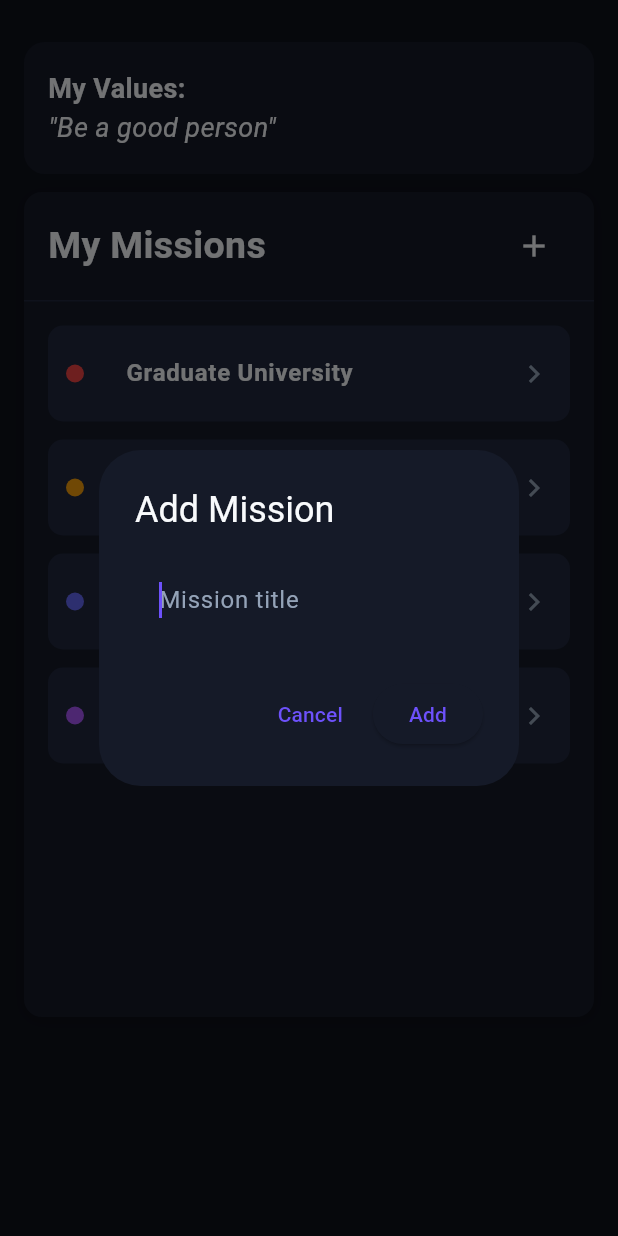
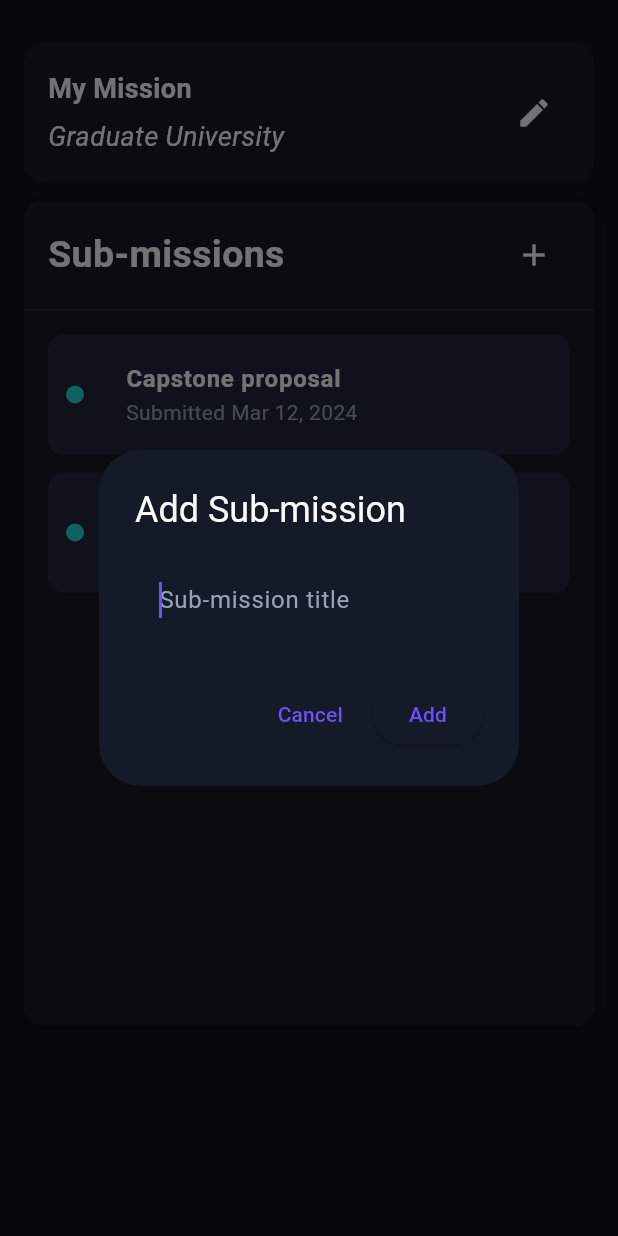
Before and after one commit to koixos/oop-mobile-frontend, a Flutter app: the MissionsListPage screen opened directly, after a tap on the "add" icon, on a phone screen of 412 x 824 dp. Run offline on Flutter 3.47's test engine with Material 3 defaults, Android fonts, the phone set to English and light mode, and no system bars; our stand-ins replace fluttertoast, shared_preferences, speech_to_text; accounts and stored records are empty.

Commit message:
accept one mission only

```diff
--- a/lib/app/main_shell.dart
+++ b/lib/app/main_shell.dart
@@ -78,7 +78,10 @@ class _MainShellState extends State<MainShell> {
               mainAxisAlignment: MainAxisAlignment.spaceAround,
               children: [
                 _navItem(icon: Icons.home, itemIndex: 0), // dashboard
-                _navItem(icon: Icons.flag, itemIndex: 1), // missions
+                _navItem(
+                  icon: Icons.track_changes_rounded,
+                  itemIndex: 1,
+                ), // missions
                 _navItem(icon: Icons.calendar_month, itemIndex: 2), // calendar
                 _navItem(icon: Icons.insights, itemIndex: 3), // insights
                 _navItem(icon: Icons.archive, itemIndex: 4), // archive
--- a/lib/views/missions/missions_list_page.dart
+++ b/lib/views/missions/missions_list_page.dart
@@ -11,11 +11,8 @@ class MissionsListPage extends StatefulWidget {
 }
 
 class _MissionsListPageState extends State<MissionsListPage> {
-  final List<Map<String, Object>> _missions = [
-    {
-      'title': "Graduate University",
-      'color': const Color(AppColors.danger),
-      'submissions': [
+  String _missionTitle = "Graduate University";
+  final List<MissionSubmission> _submissions = [
     MissionSubmission(
       title: "Capstone proposal",
       subtitle: "Submitted Mar 12, 2024",
@@ -24,42 +21,6 @@ class _MissionsListPageState extends State<MissionsListPage> {
       title: "Pass Algo class",
       subtitle: "Submitted Apr 02, 2024",
     ),
-      ],
-    },
-    {
-      'title': "Find a Job",
-      'color': const Color(AppColors.warning),
-      'submissions': [
-        MissionSubmission(
-          title: "Apply to jobs",
-          subtitle: "Submitted Feb 21, 2024",
-        ),
-      ],
-    },
-    {
-      'title': "Improve Coding Skills",
-      'color': const Color(AppColors.secondaryIndigoLight),
-      'submissions': [
-        MissionSubmission(
-          title: "Practice Algorithms",
-          subtitle: "Submitted Mar 29, 2024",
-        ),
-        MissionSubmission(
-          title: "Learn Flutter and Dart",
-          subtitle: "Submitted Apr 06, 2024",
-        ),
-      ],
-    },
-    {
-      'title': "Improve Health",
-      'color': const Color(AppColors.accentPurple),
-      'submissions': [
-        MissionSubmission(
-          title: "Meal prep log",
-          subtitle: "Submitted Mar 18, 2024",
-        ),
-      ],
-    },
   ];
 
   @override
@@ -76,8 +37,27 @@ class _MissionsListPageState extends State<MissionsListPage> {
     setState(() {});
   }
 
-  Future<void> _showAddMissionDialog() async {
-    final controller = TextEditingController();
+  String _formatSubmissionDate(DateTime value) {
+    const months = [
+      "Jan",
+      "Feb",
+      "Mar",
+      "Apr",
+      "May",
+      "Jun",
+      "Jul",
+      "Aug",
+      "Sep",
+      "Oct",
+      "Nov",
+      "Dec",
+    ];
+    final month = months[value.month - 1];
+    return "$month ${value.day.toString().padLeft(2, "0")}, ${value.year}";
+  }
+
+  Future<void> _showEditMissionDialog() async {
+    final controller = TextEditingController(text: _missionTitle);
 
     final result = await showDialog<String>(
       context: context,
@@ -85,7 +65,7 @@ class _MissionsListPageState extends State<MissionsListPage> {
         return AlertDialog(
           backgroundColor: const Color(AppColors.surface),
           title: const Text(
-            'Add Mission',
+            'Set Mission',
             style: TextStyle(color: Color(AppColors.textMain)),
           ),
           content: TextField(
@@ -94,7 +74,60 @@ class _MissionsListPageState extends State<MissionsListPage> {
             textInputAction: TextInputAction.done,
             style: const TextStyle(color: Color(AppColors.textMain)),
             decoration: const InputDecoration(
-              hintText: 'Mission title',
+              hintText: 'Write your mission',
+              hintStyle: TextStyle(color: Color(AppColors.textMuted)),
+            ),
+            onSubmitted: (_) => Navigator.of(context).pop(controller.text),
+          ),
+          actions: [
+            TextButton(
+              onPressed: () => Navigator.of(context).pop(),
+              child: const Text('Cancel'),
+            ),
+            ElevatedButton(
+              onPressed: () => Navigator.of(context).pop(controller.text),
+              child: const Text('Save'),
+            ),
+          ],
+        );
+      },
+    );
+
+    final title = result?.trim();
+    if (title == null || title.isEmpty) {
+      return;
+    }
+
+    setState(() {
+      _missionTitle = title;
+    });
+  }
+
+  Future<void> _showAddSubmissionDialog() async {
+    if (_missionTitle.trim().isEmpty) {
+      await _showEditMissionDialog();
+      if (_missionTitle.trim().isEmpty) {
+        return;
+      }
+    }
+
+    final controller = TextEditingController();
+    final result = await showDialog<String>(
+      context: context,
+      builder: (context) {
+        return AlertDialog(
+          backgroundColor: const Color(AppColors.surface),
+          title: const Text(
+            'Add Sub-mission',
+            style: TextStyle(color: Color(AppColors.textMain)),
+          ),
+          content: TextField(
+            controller: controller,
+            autofocus: true,
+            textInputAction: TextInputAction.done,
+            style: const TextStyle(color: Color(AppColors.textMain)),
+            decoration: const InputDecoration(
+              hintText: 'Sub-mission title',
               hintStyle: TextStyle(color: Color(AppColors.textMuted)),
             ),
             onSubmitted: (_) => Navigator.of(context).pop(controller.text),
@@ -119,52 +152,63 @@ class _MissionsListPageState extends State<MissionsListPage> {
     }
 
     setState(() {
-      _missions.add({
-        'title': title,
-        'color': const Color(AppColors.tagCyan),
-        'submissions': <MissionSubmission>[],
-      });
+      _submissions.insert(
+        0,
+        MissionSubmission(
+          title: title,
+          subtitle: "Submitted ${_formatSubmissionDate(DateTime.now())}",
+        ),
+      );
     });
   }
 
-  Widget _buildValueHeader() {
+  Widget _buildMissionHeader() {
+    final hasMission = _missionTitle.trim().isNotEmpty;
+
     return Container(
       padding: const EdgeInsets.symmetric(horizontal: 16, vertical: 18),
       decoration: BoxDecoration(
         color: const Color(AppColors.surface),
         borderRadius: BorderRadius.circular(14),
       ),
-
       child: Row(
-        mainAxisAlignment: MainAxisAlignment.spaceBetween,
         children: [
-          Column(
+          Expanded(
+            child: Column(
               crossAxisAlignment: CrossAxisAlignment.start,
-            children: const [
-              Text(
-                'My Values:',
+              children: [
+                const Text(
+                  'My Mission',
                   style: TextStyle(
                     color: Color(AppColors.textMain),
                     fontSize: 18,
                     fontWeight: FontWeight.bold,
                   ),
                 ),
+                const SizedBox(height: 6),
                 Text(
-                '\"Be a good person\"',
+                  hasMission ? _missionTitle : 'Tap to set your mission',
                   style: TextStyle(
                     fontSize: 18,
-                  color: Color(AppColors.textMain),
-                  fontStyle: FontStyle.italic,
+                    color: hasMission
+                        ? const Color(AppColors.textMain)
+                        : const Color(AppColors.textMuted),
+                    fontStyle: hasMission ? FontStyle.italic : FontStyle.normal,
                   ),
                 ),
               ],
+            ),
+          ),
+          IconButton(
+            icon: const Icon(Icons.edit, color: Color(AppColors.textMain)),
+            onPressed: _showEditMissionDialog,
           ),
         ],
       ),
     );
   }
 
-  Widget _buildMissionsList() {
+  Widget _buildSubmissionsList() {
     return Container(
       height: 550,
       margin: const EdgeInsets.only(bottom: 16),
@@ -186,7 +230,7 @@ class _MissionsListPageState extends State<MissionsListPage> {
             child: Row(
               children: [
                 Text(
-                  'My Missions',
+                  'Sub-missions',
                   style: TextStyle(
                     fontWeight: FontWeight.bold,
                     color: Color(AppColors.textMain),
@@ -197,7 +241,7 @@ class _MissionsListPageState extends State<MissionsListPage> {
                 IconButton(
                   icon: const Icon(Icons.add, color: Color(AppColors.textMain)),
                   onPressed: () {
-                    _showAddMissionDialog();
+                    _showAddSubmissionDialog();
                   },
                 ),
               ],
@@ -206,29 +250,21 @@ class _MissionsListPageState extends State<MissionsListPage> {
           const Divider(height: 1, color: Color(AppColors.surfaceBase)),
           Expanded(
             child: Scrollbar(
-              child: ListView.separated(
+              child: _submissions.isEmpty
+                  ? const Center(
+                      child: Text(
+                        'No submissions yet.',
+                        style: TextStyle(color: Color(AppColors.textMuted)),
+                      ),
+                    )
+                  : ListView.separated(
                       padding: const EdgeInsets.all(16),
-                itemCount: _missions.length,
+                      itemCount: _submissions.length,
                       separatorBuilder: (context, index) =>
                           const SizedBox(height: 12),
                       itemBuilder: (context, index) {
-                  final t = _missions[index];
-                  return Material(
-                    color: Colors.transparent,
-                    child: InkWell(
-                      borderRadius: BorderRadius.circular(10),
-                      onTap: () {
-                        Navigator.of(context).push(
-                          MaterialPageRoute(
-                            builder: (_) => MissionDetailPage(
-                              missionTitle: t['title'] as String,
-                              submissions:
-                                  t['submissions'] as List<MissionSubmission>,
-                            ),
-                          ),
-                        );
-                      },
-                      child: Container(
+                        final submission = _submissions[index];
+                        return Container(
                           padding: const EdgeInsets.symmetric(
                             horizontal: 12,
                             vertical: 4,
@@ -239,21 +275,21 @@ class _MissionsListPageState extends State<MissionsListPage> {
                           ),
                           child: ListTile(
                             contentPadding: EdgeInsets.zero,
-                          leading: CircleAvatar(
-                            backgroundColor: t['color'] as Color,
+                            leading: const CircleAvatar(
+                              backgroundColor: Color(AppColors.tagCyan),
                               radius: 6,
                             ),
                             title: Text(
-                            t['title'] as String,
+                              submission.title,
                               style: const TextStyle(
                                 color: Color(AppColors.textMain),
                                 fontWeight: FontWeight.w600,
                               ),
                             ),
-                          trailing: const Icon(
-                            Icons.chevron_right,
+                            subtitle: Text(
+                              submission.subtitle,
+                              style: const TextStyle(
                                 color: Color(AppColors.textMuted),
-                          ),
                               ),
                             ),
                           ),
@@ -285,9 +321,9 @@ class _MissionsListPageState extends State<MissionsListPage> {
                 crossAxisAlignment: CrossAxisAlignment.start,
                 children: [
                   const SizedBox(height: 16),
-                  _buildValueHeader(),
+                  _buildMissionHeader(),
                   const SizedBox(height: 12),
-                  _buildMissionsList(),
+                  _buildSubmissionsList(),
                   const SizedBox(height: 40),
                 ],
               ),
```
Lines whose indentation alone changed are shown as unchanged.
